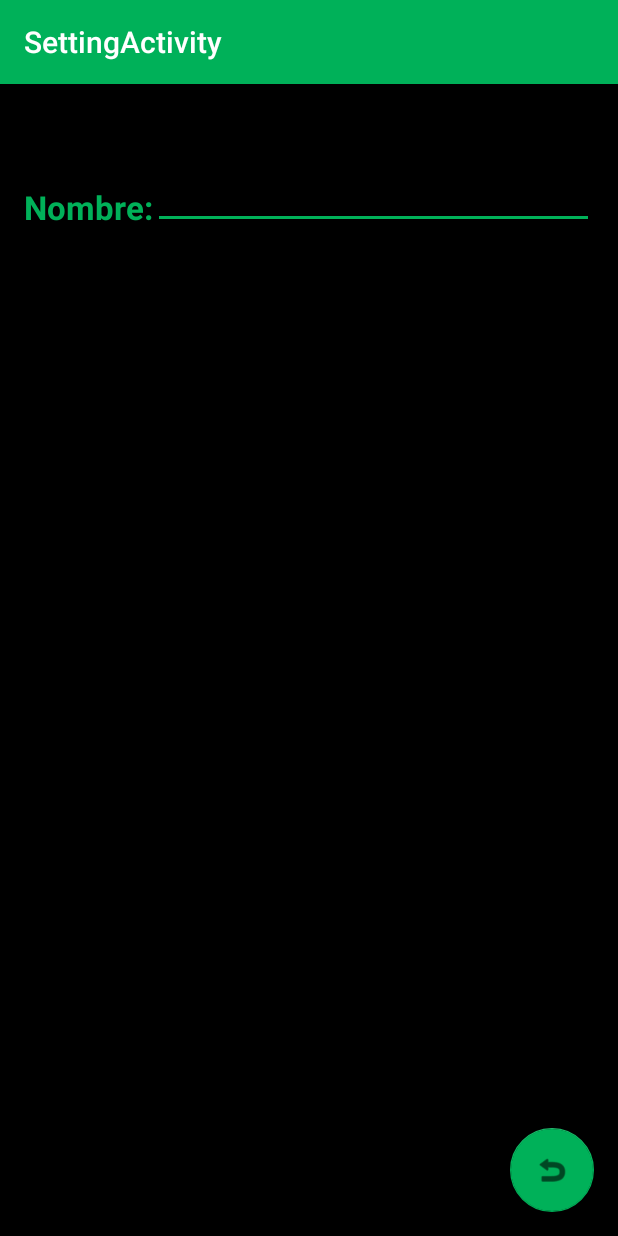
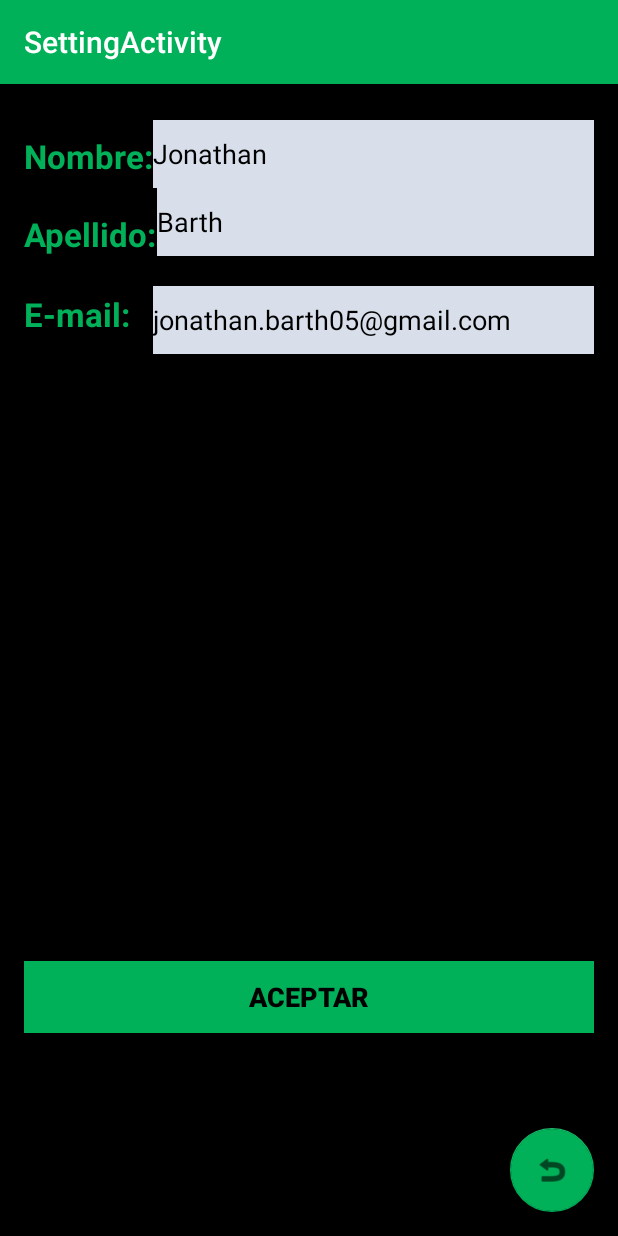
Before and after one commit to jonibarth/MiTouch, an Android app: the SettingActivity screen opened directly, with no data from a screen before it, on a phone screen of 412 x 824 dp. Run offline under Robolectric (Android 15) with nearby library versions, the phone set to English and light mode, and no system bars.

Commit message:
Cambios en Layout Setting. Agregue campos

```diff
--- a/app/src/main/java/com/example/grupo110/mitouchmobile/SettingActivity.java
+++ b/app/src/main/java/com/example/grupo110/mitouchmobile/SettingActivity.java
@@ -1,6 +1,7 @@
 package com.example.grupo110.mitouchmobile;
 
 import android.content.Intent;
+import android.graphics.Color;
 import android.os.Bundle;
 import android.support.design.widget.FloatingActionButton;
 import android.support.design.widget.Snackbar;
@@ -8,16 +9,23 @@ import android.support.v7.app.AppCompatActivity;
 import android.support.v7.widget.Toolbar;
 import android.view.View;
 import android.widget.Button;
+import android.widget.EditText;
 
 public class SettingActivity extends AppCompatActivity {
 
-    Button volverAMenu;
+  //  Button volverAMenuSinCambios;
+    Button volveraMenuCambiosOk;
+    EditText editTextNombre;
+    EditText editTextApellido;
+    EditText editTextEmail;
 
     @Override
     protected void onCreate(Bundle savedInstanceState) {
         super.onCreate(savedInstanceState);
         setContentView(R.layout.activity_setting);
-       Toolbar toolbar = (Toolbar) findViewById(R.id.toolbar);
+        LlenarCampos();
+
+        Toolbar toolbar = (Toolbar) findViewById(R.id.toolbar);
         setSupportActionBar(toolbar);
 
 
@@ -25,18 +33,56 @@ public class SettingActivity extends AppCompatActivity {
         fab.setOnClickListener(new View.OnClickListener() {
             @Override
             public void onClick(View view) {
-                IniciarPantalla();
+                PantallaMenuSinCambios();
+            }
+        });
+
+        volveraMenuCambiosOk =(Button)findViewById(R.id.buttonAceptarCambios);
+        volveraMenuCambiosOk.setOnClickListener(new View.OnClickListener() {
+            @Override
+
+            public void onClick(View v) {
+                PantallaMenuConCambios();
             }
         });
 
     }
 
-    public void IniciarPantalla()
+    public void PantallaMenuSinCambios()
     {
-        //  Intent siguiente = new Intent(SettingActivity.this, MenuActivity.class);
         Intent siguiente = new Intent(SettingActivity.this, MenuActivity.class);
         startActivity(siguiente);
         finish();
     }
 
+    public void PantallaMenuConCambios()
+    {
+        Intent siguiente = new Intent(SettingActivity.this, MenuActivity.class);
+        startActivity(siguiente);
+        finish();
+    }
+
+    public void LlenarCampos()
+    {
+        editTextNombre =(EditText)findViewById(R.id.editTextNombre);
+        editTextApellido =(EditText)findViewById(R.id.editTextApellido);
+        editTextEmail =(EditText)findViewById(R.id.editTextEmail);
+
+        // Fondo Gris a las cosas que no se pueden editar
+        editTextNombre.setBackgroundColor(Color.rgb(216,223,234));
+        editTextApellido.setBackgroundColor(Color.rgb(216,223,234));
+        editTextEmail.setBackgroundColor(Color.rgb(216,223,234));
+
+        // No permitir edición
+        editTextNombre.setKeyListener(null);
+        editTextApellido.setKeyListener(null);
+        editTextEmail.setKeyListener(null);
+
+
+        // Buscar en base de datos datos del usuario:
+        editTextNombre.setText("Jonathan ");
+        editTextApellido.setText("Barth ");
+        editTextEmail.setText("jonathan.barth05@gmail.com ");
+
+    }
 }
--- a/app/src/main/res/layout/content_setting.xml
+++ b/app/src/main/res/layout/content_setting.xml
@@ -20,24 +20,86 @@
         android:textAppearance="?android:attr/textAppearanceLarge"
         android:text="Nombre:"
         android:id="@+id/textViewNombre"
-        android:layout_marginTop="51dp"
+        android:layout_marginTop="17dp"
+        android:textColor="#00B159"
+        android:textStyle="bold"
         android:layout_alignParentTop="true"
         android:layout_alignParentLeft="true"
-        android:layout_alignParentStart="true"
+        android:layout_alignParentStart="true" />
+    <EditText
+        android:layout_width="wrap_content"
+        android:layout_height="wrap_content"
+        android:inputType="textPersonName"
+        android:ems="10"
+        android:id="@+id/editTextNombre"
+        android:textColor="#000000"
+        android:layout_alignParentTop="true"
+        android:layout_toRightOf="@+id/textViewNombre"
+        android:layout_marginTop="8dp"
+        android:layout_alignParentRight="true"
+        android:layout_alignParentEnd="true" />
+    <TextView
+        android:layout_width="wrap_content"
+        android:layout_height="wrap_content"
+        android:textAppearance="?android:attr/textAppearanceLarge"
+        android:text="Apellido:"
+        android:id="@+id/textViewApellido"
         android:textColor="#00B159"
-        android:textStyle="bold" />
+        android:textStyle="bold"
+        android:layout_alignBottom="@+id/editTextApellido"
+        android:layout_alignParentLeft="true"
+        android:layout_alignParentStart="true" />
+    <EditText
+        android:layout_width="wrap_content"
+        android:layout_height="wrap_content"
+        android:inputType="textPersonName"
+        android:ems="10"
+        android:id="@+id/editTextApellido"
+        android:textColor="#000000"
+        android:layout_below="@+id/editTextNombre"
+        android:layout_toRightOf="@+id/textViewApellido"
+        android:layout_alignParentRight="true"
+        android:layout_alignParentEnd="true" />
+    <TextView
+        android:layout_width="wrap_content"
+        android:layout_height="wrap_content"
+        android:textAppearance="?android:attr/textAppearanceLarge"
+        android:text="E-mail:   "
+        android:id="@+id/textViewEmail"
+        android:textColor="#00B159"
+        android:textStyle="bold"
+        android:layout_marginTop="24dp"
+        android:layout_below="@+id/textViewApellido"
+        android:layout_alignRight="@+id/textViewNombre"
+        android:layout_alignEnd="@+id/textViewNombre" />
 
     <EditText
         android:layout_width="wrap_content"
         android:layout_height="wrap_content"
-        android:id="@+id/editTextnombre"
-        android:layout_alignBottom="@+id/textViewNombre"
+        android:inputType="textEmailAddress"
+        android:ems="10"
+        android:id="@+id/editTextEmail"
+        android:textColor="#000000"
+        android:layout_marginTop="20dp"
+        android:layout_below="@+id/editTextApellido"
+        android:layout_toRightOf="@+id/textViewEmail"
         android:layout_alignParentRight="true"
-        android:layout_alignParentEnd="true"
-        android:layout_toRightOf="@+id/textViewNombre"
-        android:layout_toEndOf="@+id/textViewNombre"
-        android:backgroundTint="#00B159"
-        android:textColor="#00B159"/>
+        android:layout_alignParentEnd="true" />
 
+    <Button
+        android:layout_width="wrap_content"
+        android:layout_height="wrap_content"
+        android:text="Aceptar"
+        android:id="@+id/buttonAceptarCambios"
+        android:layout_marginBottom="119dp"
+        android:textStyle="bold"
+        android:background="#00B159"
+        android:textSize="18sp"
+        android:textColor="#000000"
+        android:layout_alignParentBottom="true"
+        android:layout_alignParentLeft="true"
+        android:layout_alignParentStart="true"
+        android:layout_alignParentRight="true"
+        android:layout_alignParentEnd="true" />
 
 </RelativeLayout>
```
